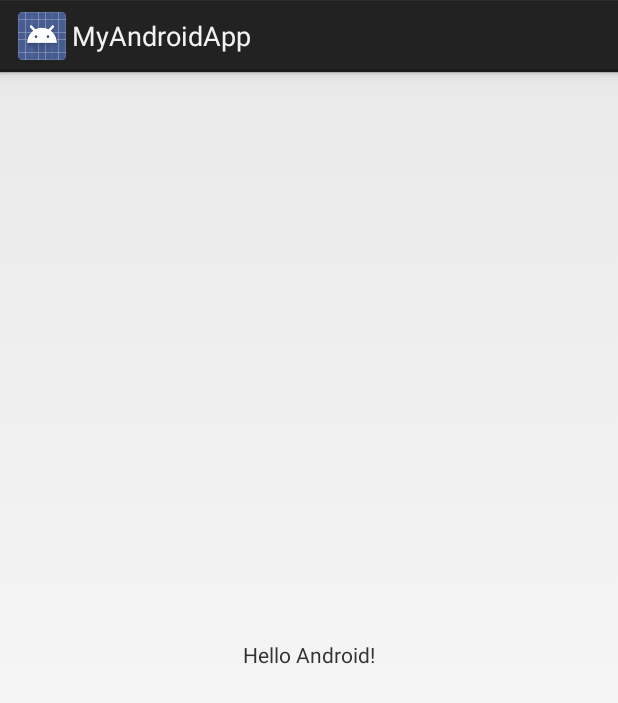
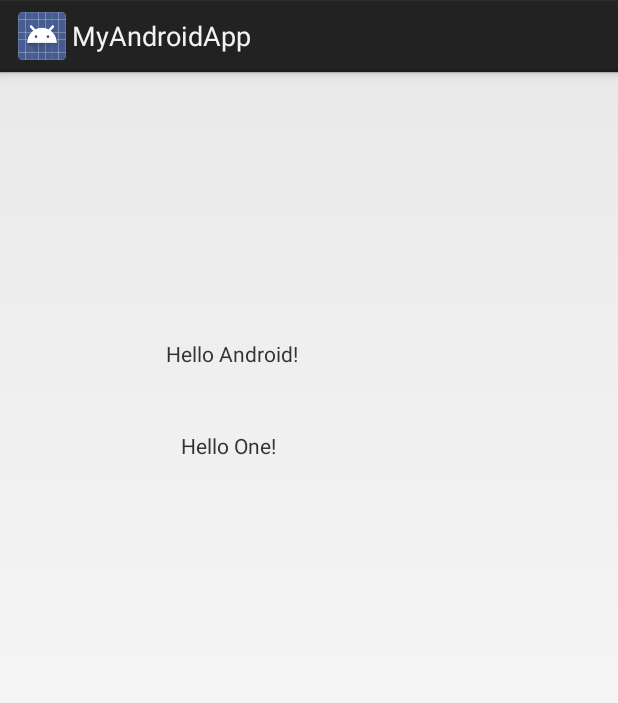
Before and after one commit to Onedoheyn/MyAndroidApp2, an Android app: the screen it shows after launch (MainActivity), on a phone screen of 412 x 824 dp. Shown: the top 703 px of the screen. Run offline under Robolectric (Android 15) with nearby library versions, the phone set to English and light mode, and no system bars.

Commit message:
새로운 텍스트뷰 추가

```diff
--- a/app/src/main/res/layout/activity_main.xml
+++ b/app/src/main/res/layout/activity_main.xml
@@ -13,6 +13,19 @@
         app:layout_constraintBottom_toBottomOf="parent"
         app:layout_constraintLeft_toLeftOf="parent"
         app:layout_constraintRight_toRightOf="parent"
-        app:layout_constraintTop_toTopOf="parent" />
+        app:layout_constraintTop_toTopOf="parent"
+        app:layout_constraintHorizontal_bias="0.341"
+        app:layout_constraintVertical_bias="0.235" />
+
+    <TextView
+        android:layout_width="wrap_content"
+        android:layout_height="wrap_content"
+        android:text="Hello One!"
+        app:layout_constraintBottom_toBottomOf="parent"
+        app:layout_constraintLeft_toLeftOf="parent"
+        app:layout_constraintRight_toRightOf="parent"
+        app:layout_constraintTop_toTopOf="parent"
+        app:layout_constraintHorizontal_bias="0.346"
+        app:layout_constraintVertical_bias="0.316" />
 
 </android.support.constraint.ConstraintLayout>
```
